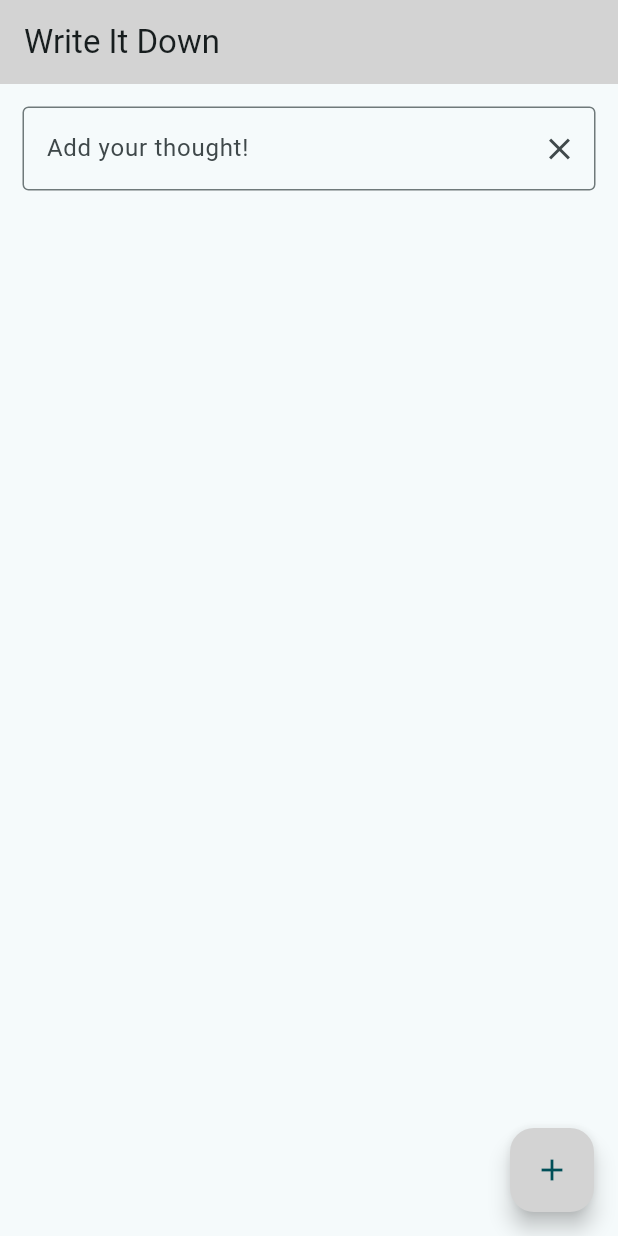
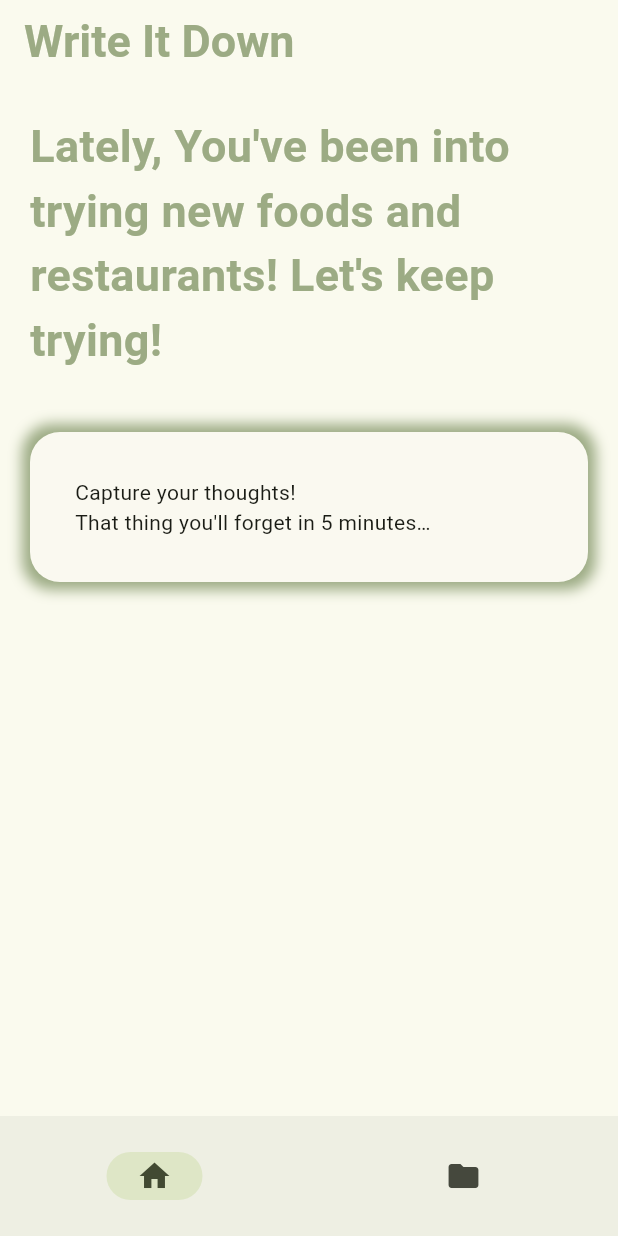
Before and after one commit to shahedalhalabi/Write-It-Down, a Flutter app: the screen it shows after launch, on a phone screen of 412 x 824 dp. Run offline on Flutter 3.47's test engine with Material 3 defaults, Android fonts, the phone set to English and light mode, and no system bars; our stand-ins replace cloud_firestore, firebase_core, google_generative_ai; accounts and stored records are empty.

Commit message:
new UI (static screens)

```diff
--- /dev/null
+++ b/devtools_options.yaml
@@ -0,0 +1,3 @@
+description: This file stores settings for Dart & Flutter DevTools.
+documentation: https://docs.flutter.dev/tools/devtools/extensions#configure-extension-enablement-states
+extensions:
--- /dev/null
+++ b/lib/home_page.dart
@@ -0,0 +1,51 @@
+import 'package:flutter/material.dart';
+//import 'package:provider/provider.dart';
+//import 'gemini.dart';
+//import 'package:write_it_down/models/firestore.dart';
+import 'inbox_page.dart';
+import 'brain_index_page.dart';
+
+
+class HomePage extends StatefulWidget {
+  const HomePage({super.key, required this.title});
+
+  final String title;
+
+  @override
+  State<HomePage> createState() => _HomePageState();
+}
+
+class _HomePageState extends State<HomePage> {
+  int currPageIndex = 0;
+
+  @override
+  Widget build(BuildContext context) {
+    return Scaffold(
+      appBar: AppBar(
+        title: Text(
+          widget.title,
+          style: TextStyle(
+            fontFamily: "CupertinoSystemText",
+            fontWeight: FontWeight.bold,
+            fontSize: 30,
+            color: Theme.of(context).colorScheme.tertiary
+            ),
+          ),
+        centerTitle: false,
+      ),
+      bottomNavigationBar: NavigationBar(
+        labelBehavior: NavigationDestinationLabelBehavior.alwaysHide,
+        selectedIndex: currPageIndex,
+        onDestinationSelected: (int newPageIndex) {
+          setState(() {
+            currPageIndex = newPageIndex;
+          });
+        },
+        destinations: [
+          NavigationDestination(icon: Icon(Icons.home), label: "Inbox",),
+          NavigationDestination(icon: Icon(Icons.folder), label: "Brain Index"),
+        ]),
+      body: [InboxPage(), BrainIndexPage()][currPageIndex],
+    );
+  }
+}
--- /dev/null
+++ b/lib/inbox_page.dart
@@ -0,0 +1,62 @@
+import 'package:flutter/material.dart';
+import 'add_thought.dart';
+
+class InboxPage extends StatefulWidget {
+  const InboxPage({super.key});
+
+  @override
+  State<InboxPage> createState() => _InboxPageState();
+}
+
+class _InboxPageState extends State<InboxPage> {
+  @override
+  Widget build(BuildContext context) {
+    return Center(
+        child: Column(
+          children: [
+            Container(
+              margin: EdgeInsets.all(10),
+              padding: EdgeInsets.all(10),
+              decoration: BoxDecoration(borderRadius: BorderRadius.circular(20),
+              //color: Theme.of(context).colorScheme.tertiary,
+              ),
+              child: Text(
+                "Lately, You've been into trying new foods and restaurants! Let's keep trying!",
+                style: TextStyle(
+                  fontSize: 30,
+                  fontFamily: "CupertinoSystemDisplay",
+                  fontWeight: FontWeight.bold,
+                  color: Theme.of(context).colorScheme.tertiary
+                  ),
+                ),
+            ),
+            GestureDetector(
+              onTap: () => showModalBottomSheet(
+                context: context,
+                builder: (context) => AddThought(),
+                isScrollControlled: true,
+                backgroundColor: Colors.transparent,
+                ),
+              child: Container(
+                width: double.infinity,
+                margin: EdgeInsets.all(20),
+                padding: EdgeInsets.all(30),
+                decoration: BoxDecoration(
+                  borderRadius: BorderRadius.circular(20),
+                  color: Theme.of(context).colorScheme.primary,
+                  boxShadow: [
+                    BoxShadow(
+                      color: Theme.of(context).colorScheme.tertiary,
+                      spreadRadius: 5,
+                      blurRadius: 7,
+                    )
+                  ]
+                  ),
+                child: Text("Capture your thoughts! \nThat thing you'll forget in 5 minutes…"),
+              ),
+            )
+          ],
+        ),
+      );
+  }
+}
--- a/lib/main.dart
+++ b/lib/main.dart
@@ -1,5 +1,6 @@
 import 'package:flutter/material.dart';
-import 'homepage.dart';
+//import 'oldhomepage.dart';
+import 'home_page.dart';
 import 'package:firebase_core/firebase_core.dart';
 import 'firebase_options.dart';
 import 'package:provider/provider.dart';
@@ -23,14 +24,17 @@ class MyApp extends StatelessWidget {
   Widget build(BuildContext context) {
     return MaterialApp(
       title: 'Write It Down',
+      debugShowCheckedModeBanner: false,
       theme: ThemeData(
         colorScheme: ColorScheme.fromSeed(
-          seedColor: Color.fromRGBO(211, 211, 211, 1)
+          seedColor: Color.fromRGBO(250, 249, 240, 1)
           ).copyWith(
-            primary: Color.fromRGBO(211, 211, 211, 1),
+            primary: Color.fromRGBO(250, 249, 240, 1),
+            secondary: Color.fromRGBO(246, 240, 215, 1),
+            tertiary: Color.fromRGBO(156, 171, 132, 1),
           ),
       ),
-      home: const HomePage(title: 'Write It Down'),
+      home: const HomePage(title: "Write It Down"),
     );
   }
 }
--- a/lib/homepage.dart
+++ b/lib/oldhomepage.dart
@@ -3,16 +3,16 @@ import 'package:provider/provider.dart';
 import 'gemini.dart';
 import 'package:write_it_down/models/firestore.dart';
 
-class HomePage extends StatefulWidget {
-  const HomePage({super.key, required this.title});
+class Oldhomepage extends StatefulWidget {
+  const Oldhomepage({super.key, required this.title});
 
   final String title;
 
   @override
-  State<HomePage> createState() => _HomePageState();
+  State<Oldhomepage> createState() => _OldhomepageState();
 }
 
-class _HomePageState extends State<HomePage> {
+class _OldhomepageState extends State<Oldhomepage> {
 
   var currentText = TextEditingController();
 
@@ -95,16 +95,20 @@ class _HomePageState extends State<HomePage> {
           ),
         ),
       ),
-      floatingActionButton: FloatingActionButton(
+      floatingActionButton: FloatingActionButton.extended(
         onPressed: () async{
           List<String> groups = await firestore.currentGroups();
           final group = await Gemini.group(groups, currentText.text);
           firestore.newThought(group, currentText.text, "my description");
           currentText.clear();
         },
-        tooltip: 'Increment',
         backgroundColor: Theme.of(context).colorScheme.primary,
-        child: const Icon(Icons.add),
+        label: Row(
+          children: [
+            Icon(Icons.add_box_rounded),
+            Text("Throw thought"),
+          ],
+        ),
       ),
     );
   }
```
Also changed, not shown: lib/add_thought.dart (added, +178 -0 lines), lib/brain_index_page.dart (added, +49 -0 lines), lib/thought_details_page.dart (added, +59 -0 lines), 1 other file.
